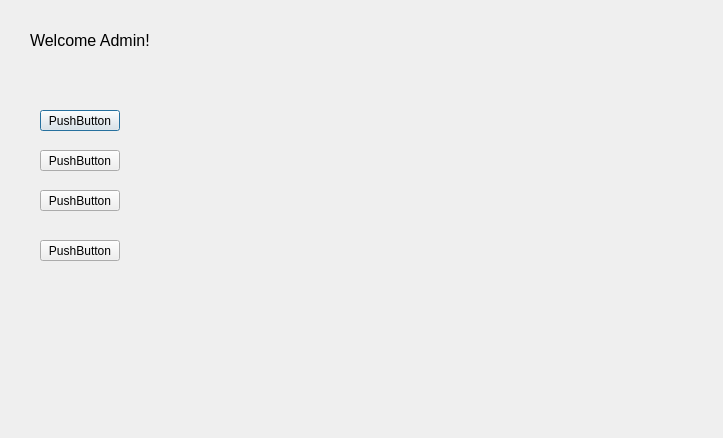
Old version of the form L_A_B_Final_Project/adminhome.ui in the repository SourPanda13/106-Group-Assignment.
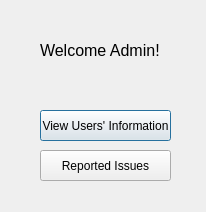
New version of the form.

Commit message: User list UI

```diff
--- a/L_A_B_Final_Project/adminhome.ui
+++ b/L_A_B_Final_Project/adminhome.ui
@@ -6,8 +6,8 @@
    <rect>
     <x>0</x>
     <y>0</y>
-    <width>723</width>
-    <height>438</height>
+    <width>206</width>
+    <height>212</height>
    </rect>
   </property>
   <property name="windowTitle">
@@ -16,8 +16,8 @@
   <widget class="QLabel" name="label">
    <property name="geometry">
     <rect>
-     <x>30</x>
-     <y>20</y>
+     <x>40</x>
+     <y>30</y>
      <width>131</width>
      <height>41</height>
     </rect>
@@ -36,12 +36,12 @@
     <rect>
      <x>40</x>
      <y>110</y>
-     <width>80</width>
-     <height>21</height>
+     <width>131</width>
+     <height>31</height>
     </rect>
    </property>
    <property name="text">
-    <string>PushButton</string>
+    <string>View Users' Information</string>
    </property>
   </widget>
   <widget class="QPushButton" name="pushButton_2">
@@ -49,38 +49,12 @@
     <rect>
      <x>40</x>
      <y>150</y>
-     <width>80</width>
-     <height>21</height>
+     <width>131</width>
+     <height>31</height>
     </rect>
    </property>
    <property name="text">
-    <string>PushButton</string>
-   </property>
-  </widget>
-  <widget class="QPushButton" name="pushButton_3">
-   <property name="geometry">
-    <rect>
-     <x>40</x>
-     <y>190</y>
-     <width>80</width>
-     <height>21</height>
-    </rect>
-   </property>
-   <property name="text">
-    <string>PushButton</string>
-   </property>
-  </widget>
-  <widget class="QPushButton" name="pushButton_4">
-   <property name="geometry">
-    <rect>
-     <x>40</x>
-     <y>240</y>
-     <width>80</width>
-     <height>21</height>
-    </rect>
-   </property>
-   <property name="text">
-    <string>PushButton</string>
+    <string>Reported Issues</string>
    </property>
   </widget>
  </widget>
```
The commit also changes 4 other files.
